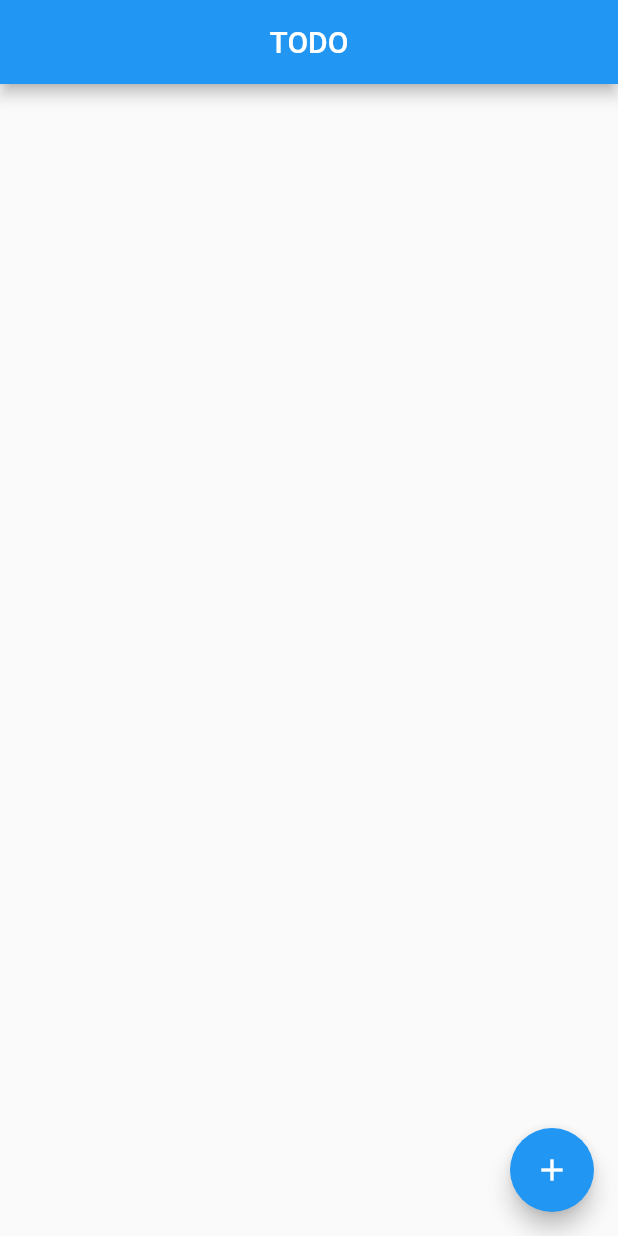
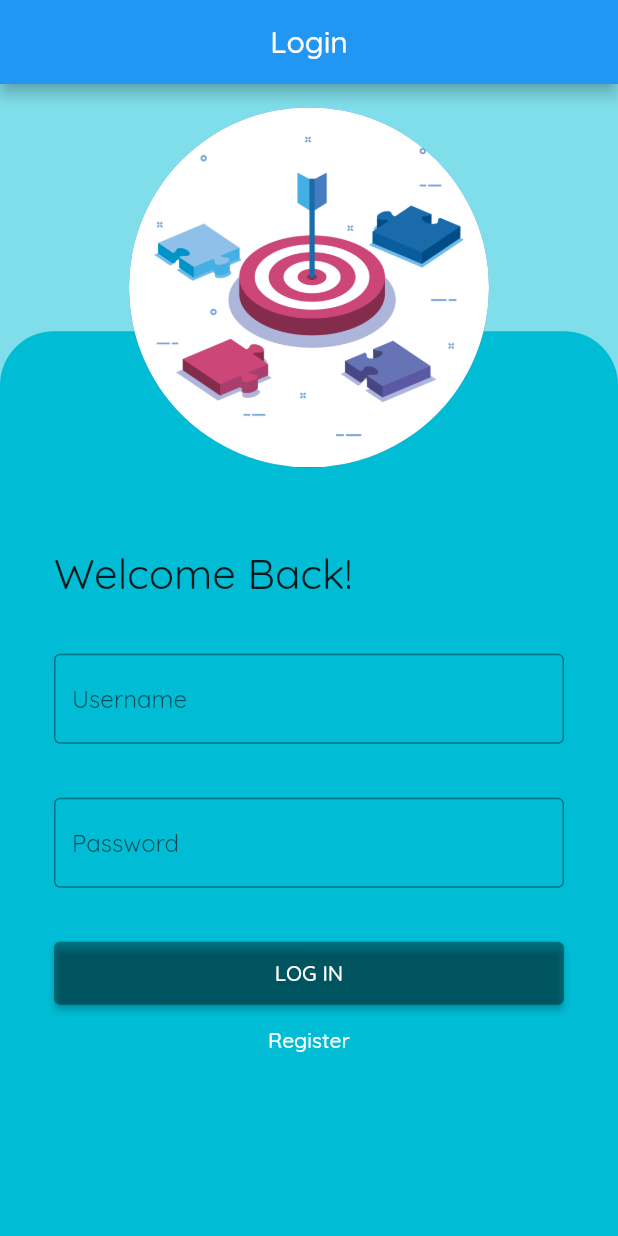
Before and after one commit to burakkizilay46/flutter-firebase-try, a Flutter app: the screen it shows after launch, on a phone screen of 412 x 824 dp. Run offline on Flutter 3.47's test engine with Material 2 defaults, Android fonts, the light colour scheme and no system bars; our stand-ins replace cloud_firestore, firebase_auth, firebase_core, firebase_storage, google_fonts; accounts and stored records are empty.

Commit message:
auth service added

```diff
--- a/lib/main.dart
+++ b/lib/main.dart
@@ -1,14 +1,28 @@
 import 'package:firebase_core/firebase_core.dart';
-import 'package:firestore_example/pages/home_page.dart';
+
+import 'package:firestore_example/pages/login_page.dart';
 import 'package:flutter/material.dart';
+import 'package:google_fonts/google_fonts.dart';
 
 void main() async {
   WidgetsFlutterBinding.ensureInitialized();
   await Firebase.initializeApp();
-  runApp(MaterialApp(
-    debugShowCheckedModeBanner: false,
-    home: MyApp(),
-  ));
+  runApp(AppStarter());
+}
+
+class AppStarter extends StatelessWidget {
+  @override
+  Widget build(BuildContext context) {
+    return MaterialApp(
+      theme: ThemeData(
+        textTheme: GoogleFonts.quicksandTextTheme(
+          Theme.of(context).textTheme,
+        ),
+      ),
+      debugShowCheckedModeBanner: false,
+      home: MyApp(),
+    );
+  }
 }
 
 class MyApp extends StatelessWidget {
@@ -16,6 +30,6 @@ class MyApp extends StatelessWidget {
 
   @override
   Widget build(BuildContext context) {
-    return HomePage();
+    return LoginPage();
   }
 }
--- a/lib/pages/home_page.dart
+++ b/lib/pages/home_page.dart
@@ -1,6 +1,6 @@
 import 'package:firestore_example/model/model_todo.dart';
 import 'package:firestore_example/service/firebase_todo_service.dart';
-import 'package:firestore_example/service/firestore_service.dart';
+
 import 'package:flutter/material.dart';
 
 import 'add_todo.dart';
--- /dev/null
+++ b/lib/pages/login_page.dart
@@ -0,0 +1,134 @@
+import 'package:firestore_example/pages/home_page.dart';
+import 'package:firestore_example/pages/register_page.dart';
+import 'package:firestore_example/service/firebase_auth.dart';
+import 'package:flutter/material.dart';
+import 'package:google_fonts/google_fonts.dart';
+
+class LoginPage extends StatelessWidget {
+  LoginPage({Key? key}) : super(key: key);
+
+  TextEditingController _userNameController = TextEditingController();
+  TextEditingController _userPasswordController = TextEditingController();
+
+  @override
+  Widget build(BuildContext context) {
+    return Scaffold(
+      backgroundColor: Colors.cyan[200],
+      resizeToAvoidBottomInset: false,
+      appBar: AppBar(
+        title: Text("Login", style: GoogleFonts.quicksand()),
+        centerTitle: true,
+      ),
+      body: Container(
+        child: Stack(
+          children: [
+            Padding(
+              padding: EdgeInsets.only(
+                  top: MediaQuery.of(context).size.height * 0.2),
+              child: Container(
+                decoration: BoxDecoration(
+                  borderRadius: BorderRadius.vertical(
+                    top: Radius.circular(36),
+                  ),
+                  color: Colors.cyan,
+                ),
+                child: Padding(
+                  padding: const EdgeInsets.only(top: 144, left: 36, right: 36),
+                  child: ListView(
+                    children: [
+                      Text(
+                        "Welcome Back!",
+                        style: TextStyle(fontSize: 28),
+                      ),
+                      SizedBox(height: 36),
+                      Container(
+                        child: TextField(
+                          controller: _userNameController,
+                          decoration: InputDecoration(
+                              hoverColor: Colors.white,
+                              border: OutlineInputBorder(),
+                              hintText: "Username"),
+                        ),
+                      ),
+                      SizedBox(height: 36),
+                      Container(
+                        child: TextField(
+                          controller: _userPasswordController,
+                          obscureText: true,
+                          decoration: InputDecoration(
+                            border: OutlineInputBorder(),
+                            hintText: "Password",
+                          ),
+                        ),
+                      ),
+                      SizedBox(
+                        height: 36,
+                      ),
+                      Container(
+                        height: 42,
+                        child: ElevatedButton(
+                          style: ButtonStyle(
+                            backgroundColor: MaterialStateProperty.all<Color>(
+                                Colors.black38),
+                          ),
+                          onPressed: () {
+                            if (loginMethod()) {
+                              Navigator.push(
+                                context,
+                                MaterialPageRoute(
+                                  builder: (BuildContext context) => HomePage(),
+                                ),
+                              );
+                            } else {
+                              debugPrint("Giriş yapılamadı");
+                            }
+                          },
+                          child: Text("LOG IN"),
+                        ),
+                      ),
+                      TextButton(
+                          onPressed: () {
+                            Navigator.push(
+                              context,
+                              MaterialPageRoute(
+                                builder: (BuildContext context) =>
+                                    RegisterPage(),
+                              ),
+                            );
+                          },
+                          child: Text(
+                            "Register",
+                            style: TextStyle(color: Colors.white),
+                          )),
+                    ],
+                  ),
+                ),
+              ),
+            ),
+            Padding(
+              padding: const EdgeInsets.only(top: 12),
+              child: Container(
+                alignment: Alignment.center,
+                height: MediaQuery.of(context).size.height * 0.3,
+                child: CircleAvatar(
+                  radius: 120,
+                  backgroundImage: AssetImage("assets/images/todoapp.jpg"),
+                ),
+              ),
+            ),
+          ],
+        ),
+      ),
+    );
+  }
+
+  bool loginMethod() {
+    bool isDone = false;
+    Auth()
+        .logIn(_userNameController.text, _userPasswordController.text)
+        .then((value) {
+      value == true ? isDone = value : isDone = false;
+    });
+    return isDone;
+  }
+}
--- /dev/null
+++ b/lib/service/firebase_auth.dart
@@ -0,0 +1,36 @@
+import 'package:firebase_auth/firebase_auth.dart';
+import 'package:flutter/cupertino.dart';
+
+class Auth {
+  static final FirebaseAuth _firebaseAuth = FirebaseAuth.instance;
+
+  Future<bool> register(String userEmail, String userPassword) async {
+    bool isDone = false;
+    try {
+      isDone = await _firebaseAuth
+          .createUserWithEmailAndPassword(
+              email: userEmail, password: userPassword)
+          .then((value) async {
+        return await value != null ? true : false;
+      });
+    } on FirebaseException catch (e) {
+      debugPrint(e.toString());
+    }
+    return isDone;
+  }
+
+  Future<bool> logIn(String userEmail, String userPassword) async {
+    bool isDone = false;
+    try {
+      isDone = await _firebaseAuth
+          .signInWithEmailAndPassword(email: userEmail, password: userPassword)
+          .then((value) async {
+        return await value != null ? true : false;
+        debugPrint("Giriş Yapıldı");
+      });
+    } on FirebaseException catch (e) {
+      debugPrint(e.toString());
+    }
+    return isDone;
+  }
+}
```
Also changed, not shown: lib/pages/register_page.dart (added, +118 -0 lines), pubspec.yaml (+6 -3 lines), assets/images/todoapp.jpg (added), pubspec.lock.
